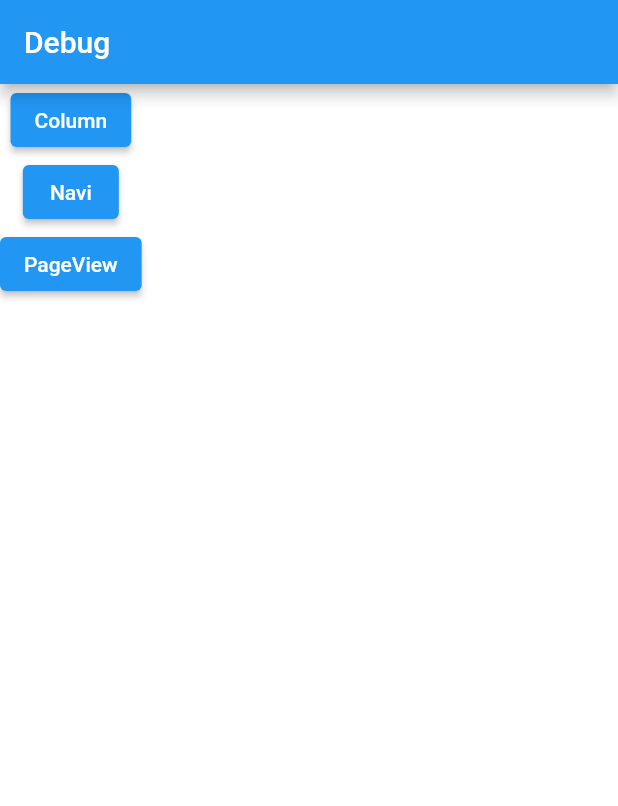
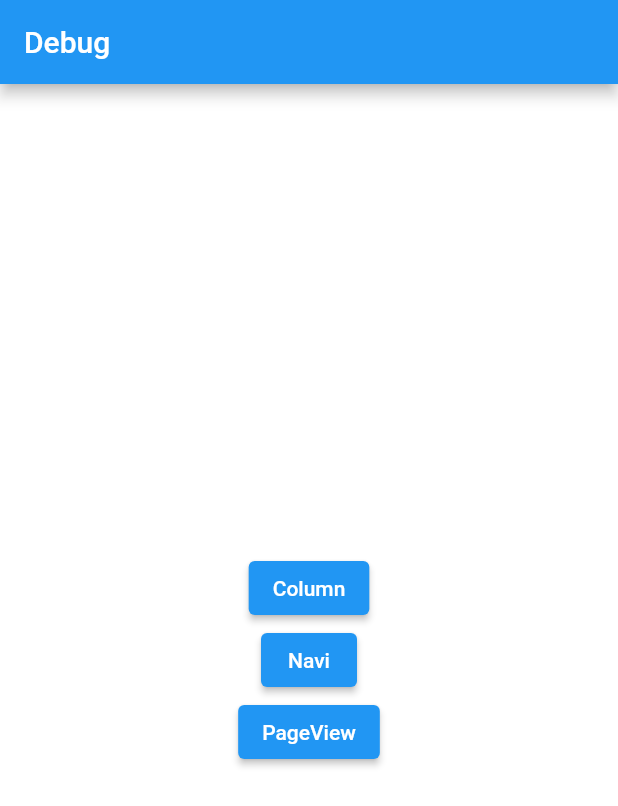
Before and after one commit to ottomossei/my-dart-lang-learning, a Flutter app: the screen it shows after launch, on a phone screen of 412 x 824 dp. Shown: the top 806 px of the screen. Run offline on Flutter 3.47's test engine with Material 2 defaults, Android fonts, the phone set to English and light mode, and no system bars.

Commit message:
Set center

```diff
--- a/flutter_project/helloworld/lib/main.dart
+++ b/flutter_project/helloworld/lib/main.dart
@@ -28,12 +28,16 @@ class MyAppPage extends StatelessWidget {
 
   @override
   Widget build(BuildContext context) {
-    return Column(
+    return Center(
+      child: Column(
+        mainAxisAlignment: MainAxisAlignment.center,
         children: [
           ElevatedButton(
               onPressed: () {
-              Navigator.push(context,
-                  MaterialPageRoute(builder: (context) => const ColumnPage()));
+                Navigator.push(
+                    context,
+                    MaterialPageRoute(
+                        builder: (context) => const ColumnPage()));
               },
               child: const Text("Column")),
           ElevatedButton(
@@ -53,6 +57,7 @@ class MyAppPage extends StatelessWidget {
               },
               child: const Text("PageView"))
         ],
+      ),
     );
   }
 }
```
Lines whose indentation alone changed are shown as unchanged.
